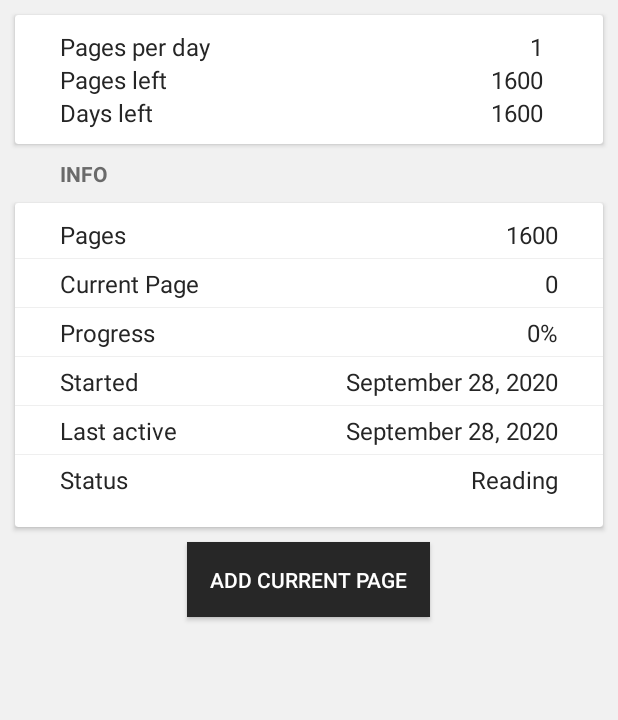
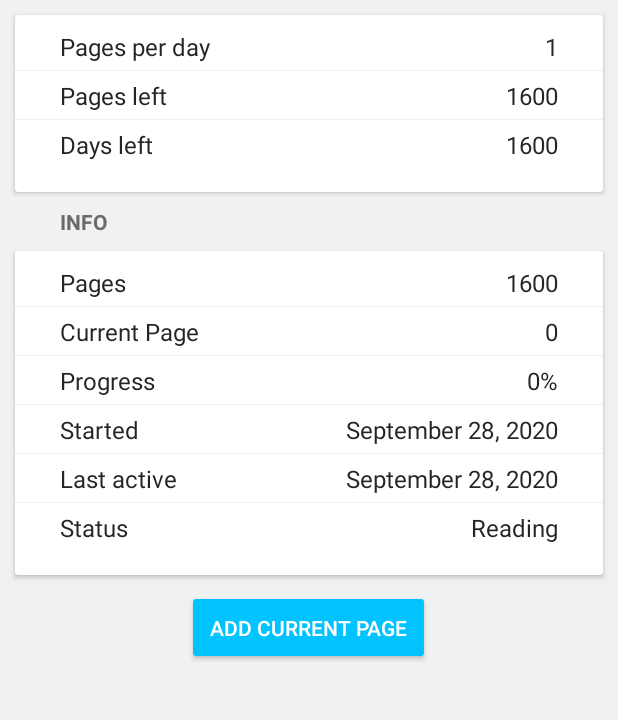
Before and after one commit to L-win/BookStats, an Android app: the screen it shows after launch (ViewBookActivity), after a tap on "1867", on a phone screen of 412 x 824 dp, the part 301-1021 px from its top. Run offline under Robolectric (Android 15) with nearby library versions, the phone set to English and light mode, and no system bars; our stand-ins replace Picasso, Room's generated code.

Commit message:
ui: updated View Book

```diff
--- /dev/null
+++ b/app/src/main/res/drawable/button_add_book.xml
@@ -0,0 +1,7 @@
+<?xml version="1.0" encoding="utf-8"?>
+<shape xmlns:android="http://schemas.android.com/apk/res/android"
+    android:shape="rectangle">
+    <solid android:color="#FFFF" />
+    <corners android:radius="10dp"/>
+
+</shape>
--- a/app/src/main/res/layout/activity_view_book.xml
+++ b/app/src/main/res/layout/activity_view_book.xml
@@ -75,23 +75,49 @@
         <LinearLayout
             android:layout_width="match_parent"
             android:layout_height="wrap_content"
-            android:orientation="horizontal">
+            android:orientation="vertical"
+            android:paddingTop="10dp"
+            android:paddingBottom="10dp">
 
             <LinearLayout
-                android:layout_width="wrap_content"
+                android:layout_width="match_parent"
                 android:layout_height="wrap_content"
-                android:layout_margin="10dp"
-                android:orientation="vertical"
-                android:paddingLeft="20dp">
+                android:layout_marginBottom="5dp"
+                android:background="@drawable/section_line"
+                android:orientation="horizontal"
+                android:paddingLeft="30dp"
+                android:paddingRight="30dp"
+                android:paddingBottom="5dp">
 
                 <TextView
                     android:layout_width="wrap_content"
                     android:layout_height="wrap_content"
                     android:text="Pages per day"
                     android:textColor="@color/textSectionItem"
-                    android:textSize="16sp"
+                    android:textSize="16sp" />
 
-                    />
+                <TextView
+                    android:id="@+id/text_book_pages_per_day"
+                    android:layout_width="match_parent"
+                    android:layout_height="wrap_content"
+                    android:layout_marginStart="20dp"
+                    android:layout_marginLeft="20dp"
+                    android:gravity="right"
+                    android:text="v"
+                    android:textColor="@color/textSectionItem"
+                    android:textSize="16sp" />
+
+            </LinearLayout>
+
+            <LinearLayout
+                android:layout_width="match_parent"
+                android:layout_height="wrap_content"
+                android:layout_marginBottom="5dp"
+                android:background="@drawable/section_line"
+                android:orientation="horizontal"
+                android:paddingLeft="30dp"
+                android:paddingRight="30dp"
+                android:paddingBottom="5dp">
 
                 <TextView
                     android:layout_width="wrap_content"
@@ -101,9 +127,13 @@
                     android:textSize="16sp" />
 
                 <TextView
-                    android:layout_width="wrap_content"
+                    android:id="@+id/text_book_pages_left"
+                    android:layout_width="match_parent"
                     android:layout_height="wrap_content"
-                    android:text="Days left"
+                    android:layout_marginStart="20dp"
+                    android:layout_marginLeft="20dp"
+                    android:gravity="right"
+                    android:text="v"
                     android:textColor="@color/textSectionItem"
                     android:textSize="16sp" />
 
@@ -112,36 +142,27 @@
             <LinearLayout
                 android:layout_width="match_parent"
                 android:layout_height="wrap_content"
-                android:layout_marginLeft="20dp"
-                android:orientation="vertical"
-                android:padding="10dp"
-                android:paddingEnd="40dp"
-                android:paddingRight="40dp">
+                android:layout_marginBottom="5dp"
+                android:orientation="horizontal"
+                android:paddingLeft="30dp"
+                android:paddingRight="30dp"
+                android:paddingBottom="5dp">
 
                 <TextView
-                    android:id="@+id/text_book_pages_per_day"
                     android:layout_width="wrap_content"
                     android:layout_height="wrap_content"
-                    android:layout_gravity="right"
-                    android:text="x"
-                    android:textColor="@color/textSectionItem"
-                    android:textSize="16sp" />
-
-                <TextView
-                    android:id="@+id/text_book_pages_left"
-                    android:layout_width="wrap_content"
-                    android:layout_height="wrap_content"
-                    android:layout_gravity="right"
-                    android:text="x"
+                    android:text="Days left"
                     android:textColor="@color/textSectionItem"
                     android:textSize="16sp" />
 
                 <TextView
                     android:id="@+id/text_book_days_left"
-                    android:layout_width="wrap_content"
+                    android:layout_width="match_parent"
                     android:layout_height="wrap_content"
-                    android:layout_gravity="right"
-                    android:text="x"
+                    android:layout_marginStart="20dp"
+                    android:layout_marginLeft="20dp"
+                    android:gravity="right"
+                    android:text="v"
                     android:textColor="@color/textSectionItem"
                     android:textSize="16sp" />
 
@@ -353,13 +374,23 @@
 
     </androidx.cardview.widget.CardView>
 
+    <!--    <Button-->
+    <!--        style="@style/Widget.AppCompat.Button"-->
+    <!--        android:id="@+id/button_add_current_page"-->
+    <!--        android:layout_width="wrap_content"-->
+    <!--        android:layout_height="wrap_content"-->
+    <!--        android:layout_gravity="center"-->
+    <!--        android:background="@drawable/button_add_book"-->
+    <!--        android:padding="15dp"-->
+    <!--        android:text="Add Current Page"-->
+    <!--        android:textColor="@color/buttonAddPageText" />-->
+
     <Button
         android:id="@+id/button_add_current_page"
+        style="@style/Widget.AppCompat.Button.Colored"
         android:layout_width="wrap_content"
         android:layout_height="wrap_content"
         android:layout_gravity="center"
-        android:background="@color/colorPrimary"
         android:padding="15dp"
-        android:text="Add Current Page"
-        android:textColor="@color/buttonAddPageText" />
+        android:text="Add Current Page"/>
 </LinearLayout>
--- a/app/src/main/res/values/colors.xml
+++ b/app/src/main/res/values/colors.xml
@@ -2,7 +2,7 @@
 <resources>
     <color name="colorPrimary">#272727</color>
     <color name="colorPrimaryDark">#000000</color>
-    <color name="colorAccent">#03DAC5</color>
+    <color name="colorAccent">#00C3FF</color>
     <color name="appBar">#F1F1F1</color>
 
     <!-- GENERAL -->
@@ -15,8 +15,8 @@
     <color name="textBookYear">#5E5E5E</color>
     <color name="textSectionHeader">#6A6A6A</color>
     <color name="textSectionItem">#252525</color>
-    <color name="buttonAddPageText">#FFFFFF</color>
-    <color name="buttonAddPageBackground">#77DC7C</color>
+    <color name="buttonAddPageText">#222222</color>
+    <color name="buttonAddPageBackground">#FFFFFF</color>
 
     <!-- HOME -->
     <color name="cardTextTitle">#121212</color>
```
Also changed, not shown: app/src/main/res/values/styles.xml (+4 -5 lines).
